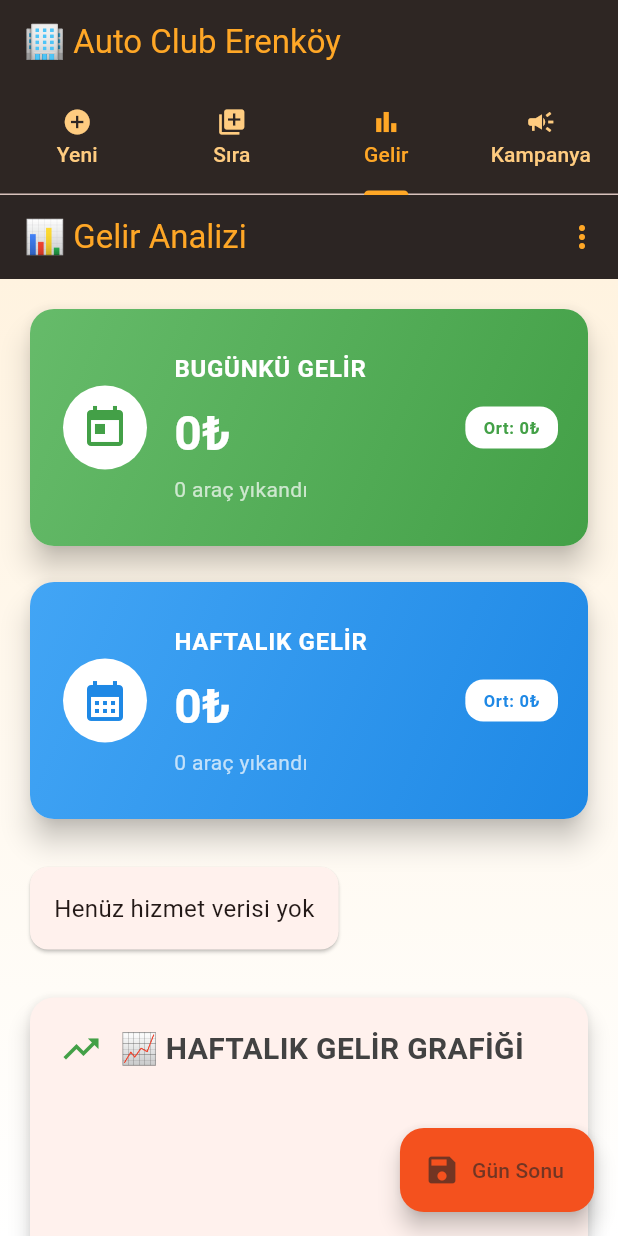
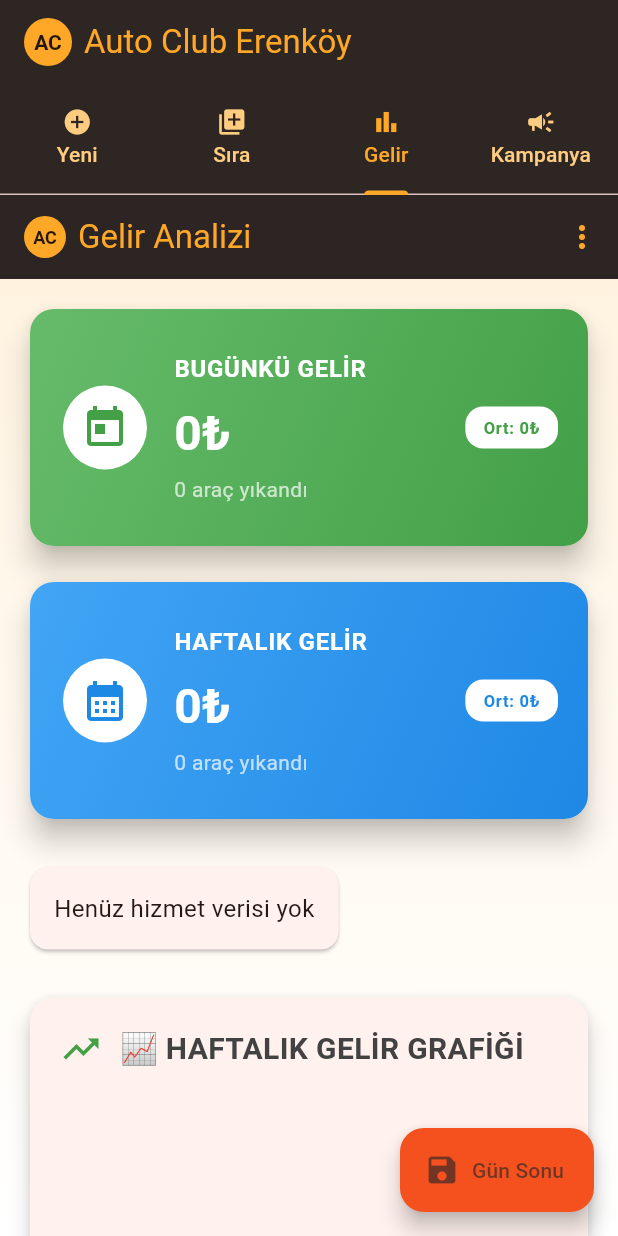
Before and after one commit to AlpYazici/oto-yikama-app, a Flutter app: the screen it shows after launch, tab 3 chosen, on a phone screen of 412 x 824 dp. Run offline on Flutter 3.47's test engine with Material 3 defaults, Android fonts, the phone set to English and light mode, and no system bars; our stand-ins replace permission_handler, shared_preferences.

Commit message:
Logo entegrasyonu tamamlandi

```diff
--- a/lib/main.dart
+++ b/lib/main.dart
@@ -178,7 +178,30 @@ class _CarWashAppState extends State<CarWashApp> {
      length: 4,
      child: Scaffold(
        appBar: AppBar(
-         title: Text('🏢 Auto Club Erenköy'),
+         title: Row(
+           children: [
+             Container(
+               width: 32,
+               height: 32,
+               decoration: BoxDecoration(
+                 color: Colors.orange[400],
+                 shape: BoxShape.circle,
+               ),
+               child: Center(
+                 child: Text(
+                   'AC',
+                   style: TextStyle(
+                     color: Colors.black87,
+                     fontWeight: FontWeight.bold,
+                     fontSize: 14,
+                   ),
+                 ),
+               ),
+             ),
+             SizedBox(width: 8),
+             Text('Auto Club Erenköy'),
+           ],
+         ),
          backgroundColor: Colors.black87,
          foregroundColor: Colors.orange[400],
          elevation: 6,
@@ -241,7 +264,25 @@ class _CarWashAppState extends State<CarWashApp> {
                    padding: EdgeInsets.all(16),
                    child: Row(
                      children: [
-                       Icon(Icons.campaign, color: Colors.deepOrange[600], size: 32),
+                       Container(
+                         width: 40,
+                         height: 40,
+                         decoration: BoxDecoration(
+                           color: Colors.white,
+                           shape: BoxShape.circle,
+                           border: Border.all(color: Colors.deepOrange[600]!, width: 2),
+                         ),
+                         child: Center(
+                           child: Text(
+                             'AC',
+                             style: TextStyle(
+                               color: Colors.deepOrange[600],
+                               fontWeight: FontWeight.bold,
+                               fontSize: 16,
+                             ),
+                           ),
+                         ),
+                       ),
                        SizedBox(width: 12),
                        Expanded(
                          child: Column(
--- a/lib/screens/campaign_management_screen.dart
+++ b/lib/screens/campaign_management_screen.dart
@@ -81,7 +81,30 @@ class _CampaignManagementScreenState extends State<CampaignManagementScreen> {
   Widget build(BuildContext context) {
     return Scaffold(
       appBar: AppBar(
-        title: Text('🎯 Kampanya Yönetimi'),
+        title: Row(
+          children: [
+            Container(
+              width: 28,
+              height: 28,
+              decoration: BoxDecoration(
+                color: Colors.orange[400],
+                shape: BoxShape.circle,
+              ),
+              child: Center(
+                child: Text(
+                  'AC',
+                  style: TextStyle(
+                    color: Colors.black87,
+                    fontWeight: FontWeight.bold,
+                    fontSize: 12,
+                  ),
+                ),
+              ),
+            ),
+            SizedBox(width: 8),
+            Text('Kampanya Yönetimi'),
+          ],
+        ),
         backgroundColor: Colors.black87,
         foregroundColor: Colors.orange[400],
         elevation: 4,
--- a/lib/screens/revenue_analysis_screen.dart
+++ b/lib/screens/revenue_analysis_screen.dart
@@ -173,7 +173,30 @@ class _RevenueAnalysisScreenState extends State<RevenueAnalysisScreen> {
   Widget build(BuildContext context) {
     return Scaffold(
       appBar: AppBar(
-        title: Text('📊 Gelir Analizi'),
+        title: Row(
+          children: [
+            Container(
+              width: 28,
+              height: 28,
+              decoration: BoxDecoration(
+                color: Colors.orange[400],
+                shape: BoxShape.circle,
+              ),
+              child: Center(
+                child: Text(
+                  'AC',
+                  style: TextStyle(
+                    color: Colors.black87,
+                    fontWeight: FontWeight.bold,
+                    fontSize: 12,
+                  ),
+                ),
+              ),
+            ),
+            SizedBox(width: 8),
+            Text('Gelir Analizi'),
+          ],
+        ),
         backgroundColor: Colors.black87,
         foregroundColor: Colors.orange[400],
         elevation: 4,
--- a/pubspec.yaml
+++ b/pubspec.yaml
@@ -60,9 +60,8 @@ flutter:
   uses-material-design: true
 
   # To add assets to your application, add an assets section, like this:
-  # assets:
-  #   - images/a_dot_burr.jpeg
-  #   - images/a_dot_ham.jpeg
+  assets:
+    - assets/images/
 
   # An image asset can refer to one or more resolution-specific "variants", see
   # https://flutter.dev/to/resolution-aware-images
```
